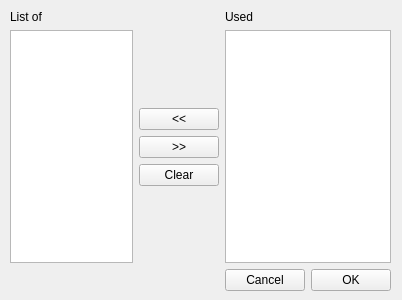
Qt form src/ItemSelectionUI.ui (CytopiaTeam/TileData-Editor) before a commit.
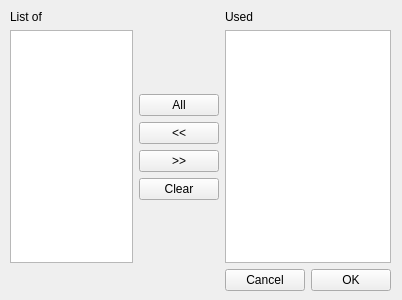
The same form after that commit.

Commit message: add button to add all items

```diff
--- a/src/ItemSelectionUI.ui
+++ b/src/ItemSelectionUI.ui
@@ -53,6 +53,13 @@
         </property>
        </spacer>
       </item>
+      <item>
+       <widget class="QPushButton" name="pushButton">
+        <property name="text">
+         <string>All</string>
+        </property>
+       </widget>
+      </item>
       <item>
        <widget class="QPushButton" name="removeItemButton">
         <property name="text">
```
